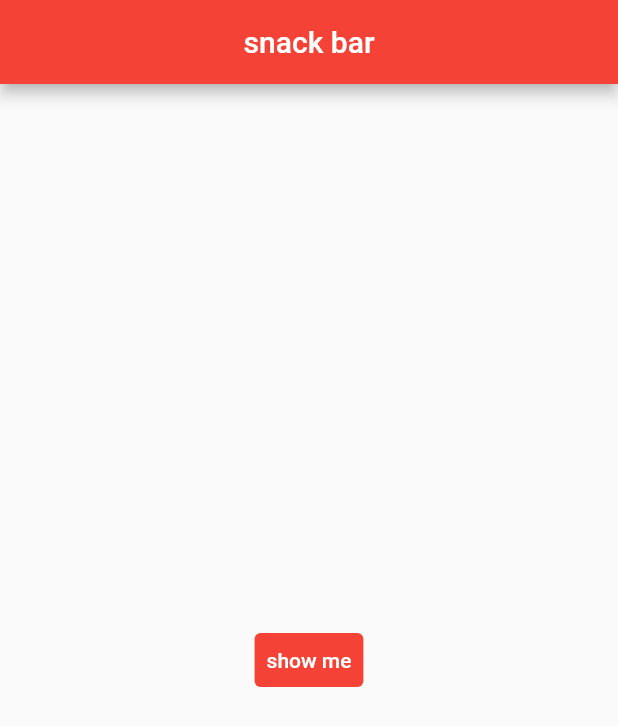
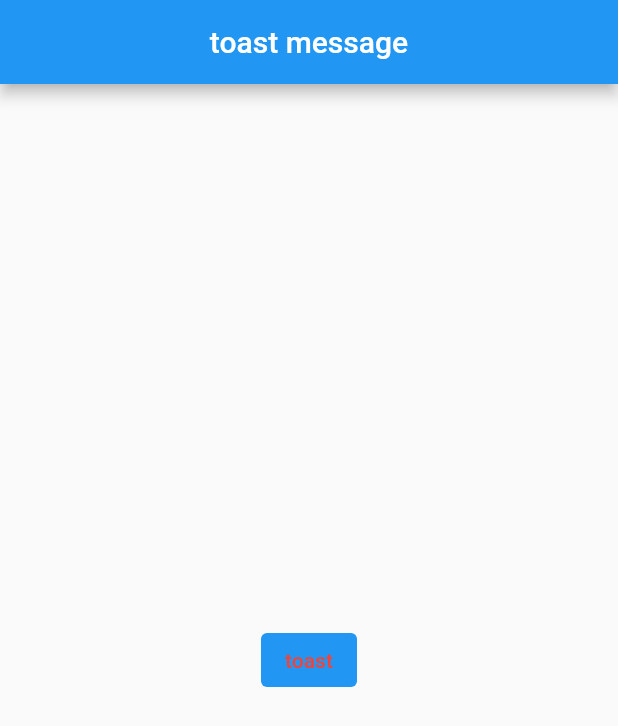
Before and after one commit to so0ng0970/basic, a Flutter app: the screen it shows after launch, on a phone screen of 412 x 824 dp. Shown: the top 726 px of the screen. Run offline on Flutter 3.47's test engine with Material 2 defaults, Android fonts, the phone set to English and light mode, and no system bars; our stand-ins replace fluttertoast.

Commit message:
toast_message

```diff
--- a/lib/main.dart
+++ b/lib/main.dart
@@ -1,5 +1,4 @@
-import 'package:basic/pages/drawer_page.dart';
-import 'package:basic/pages/snack_bar.dart';
+import 'package:basic/pages/toast_message.dart';
 import 'package:flutter/material.dart';
 
 void main() {
@@ -16,7 +15,7 @@ class MyApp extends StatelessWidget {
       theme: ThemeData(
         primarySwatch: Colors.red,
       ),
-      home: const SnackBarPage(),
+      home: const toastMsgPage(),
     );
   }
 }
--- /dev/null
+++ b/lib/pages/toast_message.dart
@@ -0,0 +1,39 @@
+import 'package:flutter/material.dart';
+import 'package:fluttertoast/fluttertoast.dart';
+
+class toastMsgPage extends StatelessWidget {
+  const toastMsgPage({super.key});
+
+  @override
+  Widget build(BuildContext context) {
+    return Scaffold(
+      appBar: AppBar(
+        title: const Text('toast message'),
+        centerTitle: true,
+        backgroundColor: Colors.blue,
+      ),
+      body: Center(
+        child: TextButton(
+          onPressed: () {
+            flutterToast();
+          },
+          style: TextButton.styleFrom(
+            backgroundColor: Colors.blue,
+          ),
+          child: const Text('toast'),
+        ),
+      ),
+    );
+  }
+}
+
+void flutterToast() {
+  Fluttertoast.showToast(
+    msg: 'Flutter',
+    gravity: ToastGravity.BOTTOM,
+    backgroundColor: Colors.redAccent,
+    fontSize: 20.0,
+    textColor: Colors.white,
+    toastLength: Toast.LENGTH_SHORT,
+  );
+}
--- a/pubspec.yaml
+++ b/pubspec.yaml
@@ -35,7 +35,7 @@ dependencies:
   # The following adds the Cupertino Icons font to your application.
   # Use with the CupertinoIcons class for iOS style icons.
   cupertino_icons: ^1.0.2
-
+  fluttertoast: ^8.2.1
 dev_dependencies:
   flutter_test:
     sdk: flutter
```
